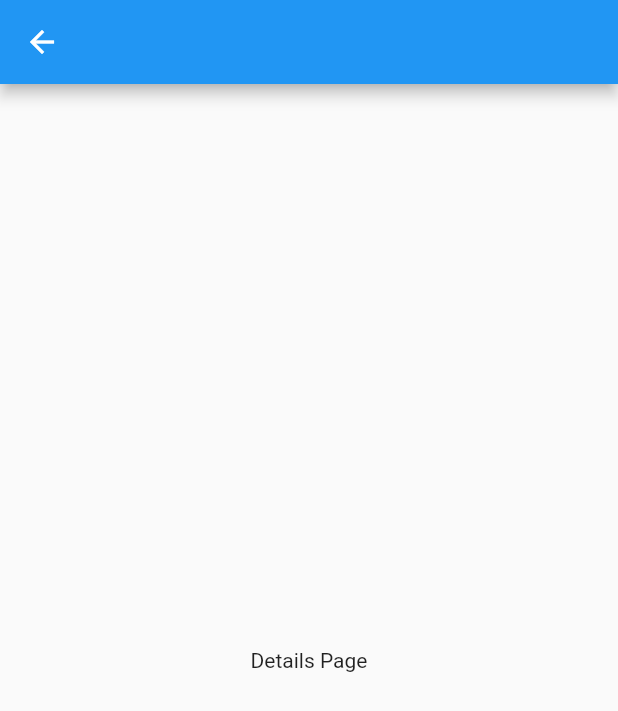
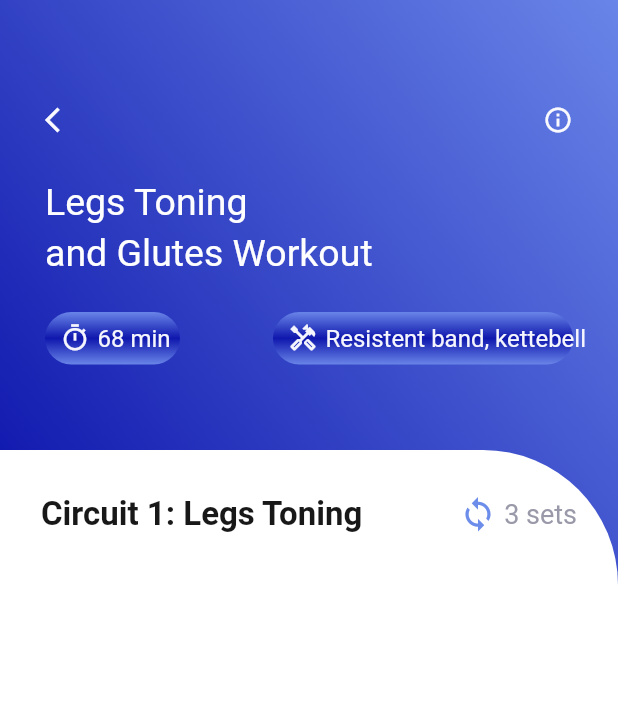
Before and after one commit to thiagolop/training_app, a Flutter app: the DetailsPage screen opened directly, on a phone screen of 412 x 824 dp. Shown: the top 711 px of the screen. Run offline on Flutter 3.47's test engine with Material 2 defaults, Android fonts, the phone set to English and light mode, and no system bars; our stand-ins replace get.

Commit message:
Init details page

```diff
--- a/lib/app/core/ui/styles/colors_app.dart
+++ b/lib/app/core/ui/styles/colors_app.dart
@@ -19,5 +19,5 @@ class ColorsApp {
   static Color secondPageIconColor = const Color(0xFFfafafe);
   static Color loopColor = const Color(0xFF6d8dea);
   static Color sersColor = const Color(0xFF9999a9);
-  static Color circuitsColor = const Color(0xFFe6e6e6);
+  static Color circuitsColor = const Color(0xFF181818);
 }
--- /dev/null
+++ b/lib/app/pages/controller/details_controller.dart
@@ -0,0 +1,18 @@
+import 'dart:convert';
+import 'package:flutter/services.dart';
+import '../details/widgets/details_model.dart';
+
+class DetailsController {
+  List<DetailsModel> detailsList = [];
+
+  Future<String> getJson() {
+    return rootBundle.loadString('json/info.json');
+  }
+
+  getDetails() async {
+    String json = await getJson();
+    final result = jsonDecode(json);
+    final List<DetailsModel> detailsList = (result as List).map((e) => DetailsModel.fromJson(e)).toList();
+    return detailsList;
+  }
+}
--- a/lib/app/pages/controller/home_controller.dart
+++ b/lib/app/pages/controller/home_controller.dart
@@ -3,7 +3,7 @@ import 'package:flutter/services.dart';
 import 'package:training_app/app/pages/home/modulo.dart';
 
 class HomeController {
-  List<Exercises> exercisesList = [];
+  List<ExercisesPictures> exercisesList = [];
 
   Future<String> getJson() {
     return rootBundle.loadString('json/info.json');
@@ -12,7 +12,7 @@ class HomeController {
   getExercises() async {
     String json = await getJson();
     final result = jsonDecode(json);
-    final List<Exercises> exercisesList = (result as List).map((e) => Exercises.fromJson(e)).toList();
+    final List<ExercisesPictures> exercisesList = (result as List).map((e) => ExercisesPictures.fromJson(e)).toList();
     return exercisesList;
   }
 }
--- a/lib/app/pages/details/details_page.dart
+++ b/lib/app/pages/details/details_page.dart
@@ -1,17 +1,76 @@
 import 'package:flutter/material.dart';
+import 'package:training_app/app/pages/details/widgets/details_model.dart';
+import 'package:training_app/app/pages/details/widgets/splash_bar__details_widget.dart';
+import '../../core/ui/styles/colors_app.dart' as color;
+import '../controller/details_controller.dart';
 
-class DetailsPage extends StatelessWidget {
+class DetailsPage extends StatefulWidget {
   const DetailsPage({super.key});
+
+  @override
+  State<DetailsPage> createState() => _DetailsPageState();
+}
+
+class _DetailsPageState extends State<DetailsPage> {
+  DetailsController detailsController = DetailsController();
+  List<DetailsModel> detailsList = [];
+
+  @override
+  void initState() {
+    super.initState();
+    _init();
+  }
+
+  _init() async {
+    detailsList = await detailsController.getDetails();
+    setState(() {});
+  }
 
   @override
   Widget build(BuildContext context) {
     return Scaffold(
-      appBar: AppBar(
-        title: const Text(''),
-      ),
       body: Container(
-        child: const Center(
-          child: Text('Details Page'),
+        decoration: BoxDecoration(
+          gradient: LinearGradient(
+            colors: [
+              color.ColorsApp.gradientFrist,
+              color.ColorsApp.gradientSecond,
+            ],
+            begin: const FractionalOffset(0.0, 0.4),
+            end: Alignment.topRight,
+          ),
+        ),
+        child: Column(
+          children: [
+            const SplashBarDetailsWidget(),
+            Expanded(
+              child: Container(
+                decoration: const BoxDecoration(
+                  color: Colors.white,
+                  borderRadius: BorderRadius.only(
+                    topRight: Radius.circular(90),
+                  ),
+                ),
+                child: Column(children: [
+                  const SizedBox(height: 30),
+                  Row(
+                    mainAxisAlignment: MainAxisAlignment.spaceAround,
+                    children: [
+                      Text('Circuit 1: Legs Toning', style: TextStyle(fontSize: 22, fontWeight: FontWeight.w700, color: color.ColorsApp.circuitsColor)),
+                      Row(
+                        children: [
+                          const SizedBox(width: 10),
+                          Icon(Icons.loop, color: color.ColorsApp.loopColor, size: 25),
+                          const SizedBox(width: 5),
+                          Text('3 sets', style: TextStyle(fontSize: 18, color: color.ColorsApp.sersColor)),
+                        ],
+                      ),
+                    ],
+                  )
+                ]),
+              ),
+            ),
+          ],
         ),
       ),
     );
--- /dev/null
+++ b/lib/app/pages/details/widgets/details_model.dart
@@ -0,0 +1,21 @@
+class DetailsModel {
+  String title;
+  String img;
+  String description;
+  String video;
+  DetailsModel({
+    required this.title,
+    required this.img,
+    required this.description,
+    required this.video,
+  });
+
+  factory DetailsModel.fromJson(Map<String, dynamic> parseJson) {
+    return DetailsModel(
+      title: parseJson['title'] ?? '',
+      img: parseJson['img'] ?? '',
+      description: parseJson['description'] ?? '',
+      video: parseJson['video'] ?? '',
+    );
+  }
+}
--- /dev/null
+++ b/lib/app/pages/details/widgets/splash_bar__details_widget.dart
@@ -0,0 +1,91 @@
+import 'package:flutter/material.dart';
+import 'package:get/get.dart';
+import '../../../core/ui/styles/colors_app.dart' as color;
+
+class SplashBarDetailsWidget extends StatelessWidget {
+  const SplashBarDetailsWidget({super.key});
+
+  @override
+  Widget build(BuildContext context) {
+    return Container(
+      padding: const EdgeInsets.only(top: 70, left: 30, right: 30),
+      width: MediaQuery.of(context).size.width,
+      height: 300,
+      child: Column(
+        crossAxisAlignment: CrossAxisAlignment.start,
+        children: [
+          Row(
+            mainAxisAlignment: MainAxisAlignment.spaceBetween,
+            children: [
+              InkWell(
+                onTap: () {
+                  Get.back();
+                },
+                child: Icon(Icons.arrow_back_ios, size: 20, color: color.ColorsApp.secondPageIconColor),
+              ),
+              Icon(Icons.info_outline, size: 20, color: color.ColorsApp.secondPageIconColor),
+            ],
+          ),
+          const SizedBox(height: 30),
+          Text('Legs Toning', style: TextStyle(fontSize: 25, color: color.ColorsApp.secondPageTitleColor)),
+          const SizedBox(height: 5),
+          Text('and Glutes Workout', style: TextStyle(fontSize: 25, color: color.ColorsApp.secondPageTitleColor)),
+          const SizedBox(height: 25),
+          Row(
+            mainAxisAlignment: MainAxisAlignment.spaceBetween,
+            children: [
+              Container(
+                height: 35,
+                width: 90,
+                decoration: BoxDecoration(
+                  gradient: LinearGradient(
+                    colors: [
+                      color.ColorsApp.gradientSecond,
+                      color.ColorsApp.gradientFrist,
+                      color.ColorsApp.gradientSecond,
+                    ],
+                    begin: Alignment.topCenter,
+                    end: Alignment.bottomCenter,
+                  ),
+                  borderRadius: const BorderRadius.all(Radius.circular(60)),
+                ),
+                child: Row(
+                  children: [
+                    const SizedBox(width: 10),
+                    Icon(Icons.timer_outlined, color: color.ColorsApp.homePageContainerTextSmall, size: 20),
+                    const SizedBox(width: 5),
+                    Text('68 min', style: TextStyle(fontSize: 16, color: color.ColorsApp.homePageContainerTextSmall)),
+                  ],
+                ),
+              ),
+              Container(
+                height: 35,
+                width: 200,
+                decoration: BoxDecoration(
+                  gradient: LinearGradient(
+                    colors: [
+                      color.ColorsApp.gradientSecond,
+                      color.ColorsApp.gradientFrist,
+                      color.ColorsApp.gradientSecond,
+                    ],
+                    begin: Alignment.topCenter,
+                    end: Alignment.bottomCenter,
+                  ),
+                  borderRadius: const BorderRadius.all(Radius.circular(60)),
+                ),
+                child: Row(
+                  children: [
+                    const SizedBox(width: 10),
+                    Icon(Icons.handyman_outlined, color: color.ColorsApp.homePageContainerTextSmall, size: 20),
+                    const SizedBox(width: 5),
+                    Text('Resistent band, kettebell', style: TextStyle(fontSize: 16, color: color.ColorsApp.homePageContainerTextSmall)),
+                  ],
+                ),
+              ),
+            ],
+          ),
+        ],
+      ),
+    );
+  }
+}
--- a/lib/app/pages/home/home_page.dart
+++ b/lib/app/pages/home/home_page.dart
@@ -17,7 +17,7 @@ class HomePage extends StatefulWidget {
 
 class _HomePageState extends State<HomePage> {
   HomeController homeController = HomeController();
-  List<Exercises> exercisesList = [];
+  List<ExercisesPictures> exercisesList = [];
 
   @override
   void initState() {
--- a/lib/app/pages/home/widgets/list_view_exercises_widget.dart
+++ b/lib/app/pages/home/widgets/list_view_exercises_widget.dart
@@ -4,7 +4,7 @@ import '../modulo.dart';
 
 class ListViewExercisesWidget extends StatelessWidget {
   final int itemCount;
-  final List<Exercises> exercisesList;
+  final List<ExercisesPictures> exercisesList;
 
   const ListViewExercisesWidget({
     Key? key,
--- a/lib/main.dart
+++ b/lib/main.dart
@@ -1,5 +1,5 @@
 import 'package:flutter/material.dart';
-
+import 'package:get/get_navigation/src/root/get_material_app.dart';
 import 'app/pages/home/home_page.dart';
 
 void main() {
@@ -11,7 +11,7 @@ class TrainingApp extends StatelessWidget {
 
   @override
   Widget build(BuildContext context) {
-    return MaterialApp(
+    return GetMaterialApp(
       debugShowCheckedModeBanner: false,
       title: 'Training',
       theme: ThemeData(
--- a/pubspec.yaml
+++ b/pubspec.yaml
@@ -35,6 +35,7 @@ dependencies:
   # The following adds the Cupertino Icons font to your application.
   # Use with the CupertinoIcons class for iOS style icons.
   cupertino_icons: ^1.0.2
+  get: ^4.6.5
 
 dev_dependencies:
   flutter_test:
```
Also changed, not shown: json/vidioinfo.json (+65 -0 lines), lib/app/pages/home/modulo.dart (+4 -4 lines), lib/app/pages/home/widgets/sidebar.dart (+8 -1 lines), pubspec.lock.
